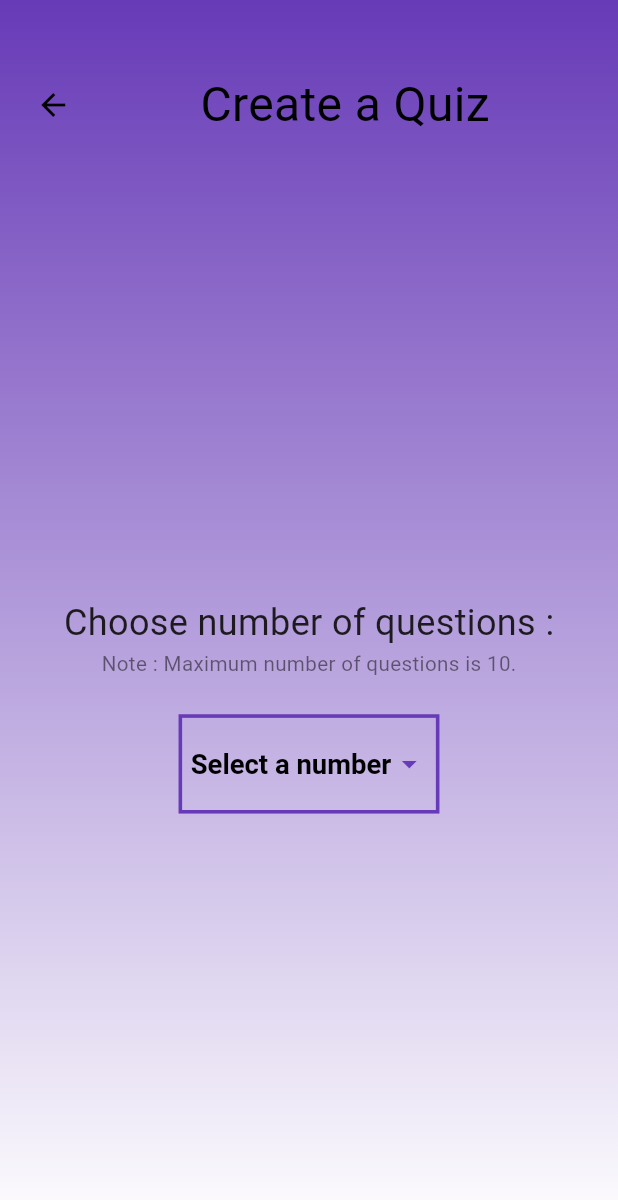
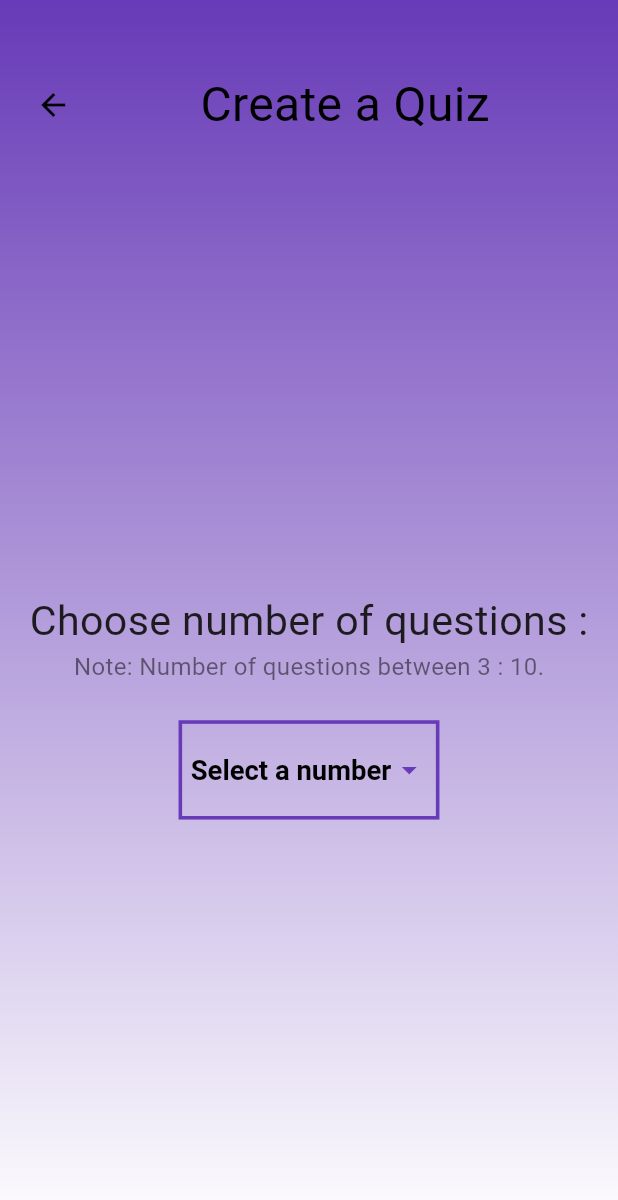
Before and after one commit to alaamorsi/CodeAlpha_flashcard_quiz_app, a Flutter app: the screen it shows after launch, after a tap on "Create a Quiz", on a phone screen of 412 x 824 dp. Shown: the top 1200 px of the screen. Run offline on Flutter 3.47's test engine with Material 3 defaults, Android fonts, the phone set to English and light mode, and no system bars; our stand-ins replace bloc, flutter_bloc, flutter_screenutil, hive, hive_flutter; accounts and stored records are empty.

Commit message:
Some improvements

```diff
--- /dev/null
+++ b/lib/core/constants/colors.dart
@@ -0,0 +1,3 @@
+import 'package:flutter/material.dart';
+
+const Color mainColor = Colors.deepPurple;
--- a/lib/features/views/create_quiz_screen/add_question_screen.dart
+++ b/lib/features/views/create_quiz_screen/add_question_screen.dart
@@ -1,3 +1,4 @@
+import 'package:flashcard_quiz_app/core/constants/colors.dart';
 import 'package:flashcard_quiz_app/core/constants/functions.dart';
 import 'package:flashcard_quiz_app/core/shared_widgets/default_app_bar.dart';
 import 'package:flashcard_quiz_app/features/view_models/cubit.dart';
@@ -58,7 +59,7 @@ class _AddQuestionScreenState extends State<AddQuestionScreen> {
             width: double.infinity,
             height: double.infinity,
             decoration: const BoxDecoration(
-                gradient: LinearGradient(colors: [Colors.deepPurple,Colors.white],begin: Alignment.topCenter,end: Alignment.bottomCenter)
+                gradient: LinearGradient(colors: [mainColor,Colors.white],begin: Alignment.topCenter,end: Alignment.bottomCenter)
             ),
             child: Padding(
               padding: EdgeInsets.all(10.0.sp),
--- a/lib/features/views/create_quiz_screen/choose_questions_number_screen.dart
+++ b/lib/features/views/create_quiz_screen/choose_questions_number_screen.dart
@@ -1,3 +1,6 @@
+import 'package:flashcard_quiz_app/core/constants/colors.dart';
+import 'package:flashcard_quiz_app/core/constants/colors.dart';
+import 'package:flashcard_quiz_app/core/constants/colors.dart';
 import 'package:flashcard_quiz_app/core/constants/functions.dart';
 import 'package:flashcard_quiz_app/core/shared_widgets/default_app_bar.dart';
 import 'package:flashcard_quiz_app/features/views/create_quiz_screen/add_question_screen.dart';
@@ -25,7 +28,7 @@ class _ChooseQuestionsNumberScreenState
         width: double.infinity,
         height: double.infinity,
         decoration: const BoxDecoration(
-            gradient: LinearGradient(colors: [Colors.deepPurple,Colors.white],begin: Alignment.topCenter,end: Alignment.bottomCenter)
+            gradient: LinearGradient(colors: [mainColor,Colors.white],begin: Alignment.topCenter,end: Alignment.bottomCenter)
         ),
         child: Padding(
           padding: EdgeInsets.all(10.0.sp),
@@ -42,12 +45,12 @@ class _ChooseQuestionsNumberScreenState
               const Spacer(),
               Text(
                 'Choose number of questions :',
-                style: TextStyle(fontSize: 21.0.sp),
+                style: TextStyle(fontSize: 24.0.sp),
               ),
               Text(
-                'Note : Maximum number of questions is 10.',
+                'Note: Number of questions between 3 : 10.',
                 style: TextStyle(
-                  fontSize: 12.0.sp,
+                  fontSize: 14.0.sp,
                   color: Colors.black.withOpacity(0.5),
                 ),
               ),
@@ -58,7 +61,7 @@ class _ChooseQuestionsNumberScreenState
                 child: Container(
                   padding: EdgeInsets.all(5.0.sp),
                   decoration: BoxDecoration(
-                      border: Border.all(width: 2.0.h, color: Colors.deepPurple)),
+                      border: Border.all(width: 2.0.h, color: mainColor)),
                   child: DropdownButton<int>(
                     style: TextStyle(
                         fontSize: 16.0.sp,
@@ -68,14 +71,14 @@ class _ChooseQuestionsNumberScreenState
                     itemHeight: 50.0,
                     alignment: AlignmentDirectional.center,
                     underline: Container(),
-                    iconEnabledColor: Colors.deepPurple,
+                    iconEnabledColor: mainColor,
                     value: selectedNumber,
                     hint: const Text(
                       "Select a number",
                       style: TextStyle(color: Colors.black),
                     ),
                     items: List.generate(
-                      10,
+                      8,
                       (index) => DropdownMenuItem(
                         value: index + 3,
                         child: Center(child: Text((index + 3).toString())),
--- a/lib/features/views/home_screen.dart
+++ b/lib/features/views/home_screen.dart
@@ -1,3 +1,4 @@
+import 'package:flashcard_quiz_app/core/constants/colors.dart';
 import 'package:flashcard_quiz_app/core/constants/functions.dart';
 import 'package:flashcard_quiz_app/features/view_models/cubit.dart';
 import 'package:flashcard_quiz_app/features/views/create_quiz_screen/choose_questions_number_screen.dart';
@@ -66,7 +67,7 @@ class _HomeScreenState extends State<HomeScreen> with TickerProviderStateMixin {
         width: double.infinity,
         height: double.infinity,
         decoration: const BoxDecoration(
-          gradient: LinearGradient(colors: [Colors.deepPurple,Colors.white],begin: Alignment.topCenter,end: Alignment.bottomCenter)
+          gradient: LinearGradient(colors: [mainColor,Colors.white],begin: Alignment.topCenter,end: Alignment.bottomCenter)
         ),
         child: Padding(
           padding: EdgeInsets.all(10.0.sp),
--- a/lib/features/views/quizzes_collection_screen.dart
+++ b/lib/features/views/quizzes_collection_screen.dart
@@ -1,3 +1,5 @@
+import 'package:flashcard_quiz_app/core/constants/colors.dart';
+import 'package:flashcard_quiz_app/core/constants/colors.dart';
 import 'package:flashcard_quiz_app/core/constants/functions.dart';
 import 'package:flashcard_quiz_app/core/shared_widgets/default_app_bar.dart';
 import 'package:flashcard_quiz_app/features/view_models/cubit.dart';
@@ -16,7 +18,7 @@ class QuizzesCollectionScreen extends StatelessWidget {
         width: double.infinity,
         height: double.infinity,
         decoration: const BoxDecoration(
-            gradient: LinearGradient(colors: [Colors.deepPurple,Colors.white],begin: Alignment.topCenter,end: Alignment.bottomCenter)
+            gradient: LinearGradient(colors: [mainColor,Colors.white],begin: Alignment.topCenter,end: Alignment.bottomCenter)
         ),
             child: HomeCubit.get(context).databaseList.isEmpty
                 ? Center(
@@ -56,7 +58,7 @@ class QuizzesCollectionScreen extends StatelessWidget {
                             decoration: BoxDecoration(
                               borderRadius: BorderRadius.circular(12),
                               border:
-                                  Border.all(width: 2.0.sp, color: Colors.deepPurple),
+                                  Border.all(width: 2.0.sp, color: mainColor),
                             ),
                             child: Text(
                               'Quiz ${index + 1}',
--- a/lib/features/views/score_screen.dart
+++ b/lib/features/views/score_screen.dart
@@ -1,3 +1,5 @@
+import 'package:flashcard_quiz_app/core/constants/colors.dart';
+import 'package:flashcard_quiz_app/core/constants/colors.dart';
 import 'package:flashcard_quiz_app/core/constants/functions.dart';
 import 'package:flashcard_quiz_app/core/shared_widgets/default_app_bar.dart';
 import 'package:flashcard_quiz_app/features/views/quizzes_collection_screen.dart';
@@ -17,7 +19,7 @@ class ScoreScreen extends StatelessWidget {
         height: double.infinity,
         decoration: const BoxDecoration(
             gradient: LinearGradient(
-                colors: [Colors.deepPurple, Colors.white],
+                colors: [mainColor, Colors.white],
                 begin: Alignment.topCenter,
                 end: Alignment.bottomCenter)),
         child: Column(
@@ -41,7 +43,7 @@ class ScoreScreen extends StatelessWidget {
                     ),
                     Text(
                       score,
-                      style: TextStyle(fontSize: 32.0.sp,fontWeight: FontWeight.bold,color: Colors.deepPurple),
+                      style: TextStyle(fontSize: 32.0.sp,fontWeight: FontWeight.bold,color: mainColor),
                     ),
                   ],
                 ),
--- a/lib/features/views/test_questions_screen.dart
+++ b/lib/features/views/test_questions_screen.dart
@@ -1,3 +1,4 @@
+import 'package:flashcard_quiz_app/core/constants/colors.dart';
 import 'package:flashcard_quiz_app/core/constants/functions.dart';
 import 'package:flashcard_quiz_app/core/shared_widgets/default_app_bar.dart';
 import 'package:flashcard_quiz_app/features/models/question_model.dart';
@@ -25,7 +26,7 @@ class TestQuestionsScreen extends StatelessWidget {
             height: double.infinity,
             decoration: const BoxDecoration(
                 gradient: LinearGradient(
-                    colors: [Colors.deepPurple, Colors.white],
+                    colors: [mainColor, Colors.white],
                     begin: Alignment.topCenter,
                     end: Alignment.bottomCenter)),
             child: Padding(
--- a/lib/features/views/widgets/build_home_button.dart
+++ b/lib/features/views/widgets/build_home_button.dart
@@ -1,3 +1,5 @@
+import 'package:flashcard_quiz_app/core/constants/colors.dart';
+import 'package:flashcard_quiz_app/core/constants/colors.dart';
 import 'package:flutter/material.dart';
 import 'package:flutter_screenutil/flutter_screenutil.dart';
 
@@ -15,8 +17,8 @@ class BuildHomeButton extends StatelessWidget {
           shape: RoundedRectangleBorder(
             borderRadius: BorderRadius.circular(12.0), // Set your desired border radius
           ),
-          foregroundColor: Colors.deepPurple,
-          side: const BorderSide(color: Colors.deepPurple, width: 3),
+          foregroundColor: mainColor,
+          side: const BorderSide(color: mainColor, width: 3),
           fixedSize: Size(0.5.sw, 40.0.h), // Set text color
         ),
         child: Row(
--- a/lib/features/views/widgets/build_next_button.dart
+++ b/lib/features/views/widgets/build_next_button.dart
@@ -1,3 +1,5 @@
+import 'package:flashcard_quiz_app/core/constants/colors.dart';
+import 'package:flashcard_quiz_app/core/constants/colors.dart';
 import 'package:flutter/material.dart';
 import 'package:flutter_screenutil/flutter_screenutil.dart';
 
@@ -12,8 +14,8 @@ class BuildNextButton extends StatelessWidget {
       child: OutlinedButton(
         onPressed: onPressed,
         style: OutlinedButton.styleFrom(
-          foregroundColor: Colors.deepPurple,
-          side: const BorderSide(color: Colors.deepPurple, width: 2),
+          foregroundColor: mainColor,
+          side: const BorderSide(color: mainColor, width: 2),
           fixedSize: Size(0.5.sw, 40.0.h), // Set text color
         ),
         child: Row(
--- a/lib/features/views/widgets/build_question.dart
+++ b/lib/features/views/widgets/build_question.dart
@@ -1,3 +1,5 @@
+import 'package:flashcard_quiz_app/core/constants/colors.dart';
+import 'package:flashcard_quiz_app/core/constants/colors.dart';
 import 'package:flashcard_quiz_app/core/constants/functions.dart';
 import 'package:flashcard_quiz_app/core/constants/variables.dart';
 import 'package:flashcard_quiz_app/features/models/question_model.dart';
@@ -181,7 +183,7 @@ class _BuildQuestionState extends State<BuildQuestion> {
                         decoration: BoxDecoration(
                           borderRadius: BorderRadius.circular(12.0),
                           border:
-                              Border.all(width: 2.0, color: Colors.deepPurple),
+                              Border.all(width: 2.0, color: mainColor),
                         ),
                         child: Text(
                           widget.list[index].question,
@@ -209,7 +211,7 @@ class _BuildQuestionState extends State<BuildQuestion> {
                               color: getContainerColor(index2),
                               borderRadius: BorderRadius.circular(12.0),
                               border: Border.all(
-                                  width: 2.0, color: Colors.deepPurple),
+                                  width: 2.0, color: mainColor),
                             ),
                             child: Text(
                               currentAnswers[index2],
--- a/lib/features/views/widgets/build_text_form_field.dart
+++ b/lib/features/views/widgets/build_text_form_field.dart
@@ -1,3 +1,4 @@
+import 'package:flashcard_quiz_app/core/constants/colors.dart';
 import 'package:flutter/material.dart';
 import 'package:flutter_screenutil/flutter_screenutil.dart';
 
@@ -32,7 +33,7 @@ class BuildTextFormField extends StatelessWidget {
         ),
         focusedBorder: OutlineInputBorder(
           borderRadius: BorderRadius.circular(12),
-          borderSide: BorderSide(width: 2.0.sp, color: Colors.deepPurple),
+          borderSide: BorderSide(width: 2.0.sp, color: mainColor),
         ),
         errorBorder: OutlineInputBorder(
           borderRadius: BorderRadius.circular(12),
```
